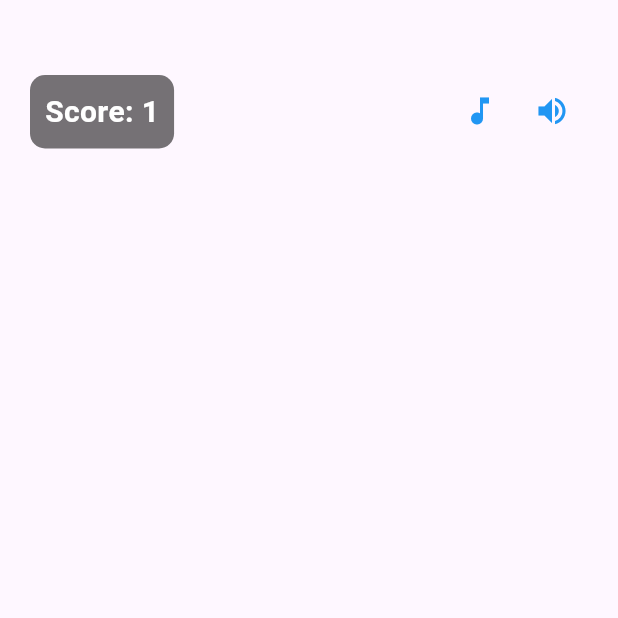
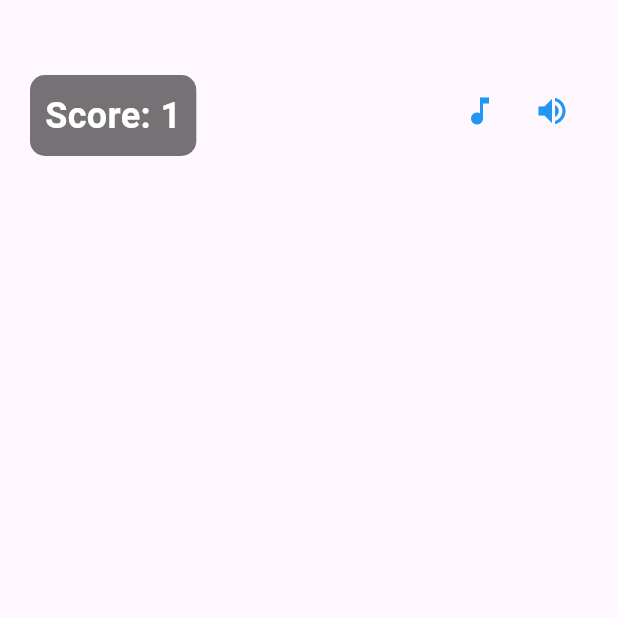
Before and after one commit to muhamadayeshaaulia/semester_6.1, a Flutter app: the screen it shows after launch, on a phone screen of 412 x 824 dp, the top half of it. Run offline on Flutter 3.47's test engine with Material 3 defaults, Android fonts, the light colour scheme and no system bars.

Commit message:
merubah child text dengan valyelistenable untuk text score

```diff
--- a/lib/game/screen.dart
+++ b/lib/game/screen.dart
@@ -8,6 +8,8 @@ class GameScreen extends StatefulWidget {
 }
 
 class _GameScreenState extends State<GameScreen> {
+  final ValueNotifier<int> counter = ValueNotifier(1);
+
   @override
   void initState() {
     super.initState();
@@ -27,36 +29,37 @@ class _GameScreenState extends State<GameScreen> {
                 color: Colors.black54,
                 borderRadius: BorderRadius.circular(10),
               ),
-              child: const Text(
-                'Score: 1',
-                style: TextStyle(
-                  color: Colors.white,
-                  fontSize: 20,
-                  fontWeight: FontWeight.bold,
-                ),
+              child: ValueListenableBuilder<int>(
+                valueListenable: counter,
+                builder: (context, value, child) {
+                  return Text(
+                    'Score: $value',
+                    style: TextStyle(
+                      color: Colors.white,
+                      fontSize: 24,
+                      fontWeight: FontWeight.bold,
+                    ),
+                  );
+                },
               ),
             ),
           ),
           Positioned(
-            top:50,
-            right:20,
+            top: 50,
+            right: 20,
             child: Row(
               children: [
                 IconButton(
                   icon: const Icon(Icons.music_note, color: Colors.blue),
-                  onPressed: () {
-
-                  },
+                  onPressed: () {},
                 ),
                 IconButton(
                   icon: const Icon(Icons.volume_up, color: Colors.blue),
-                  onPressed: () {
-
-                  },
+                  onPressed: () {},
                 ),
               ],
-            )
-          )
+            ),
+          ),
         ],
       ),
     );
```
